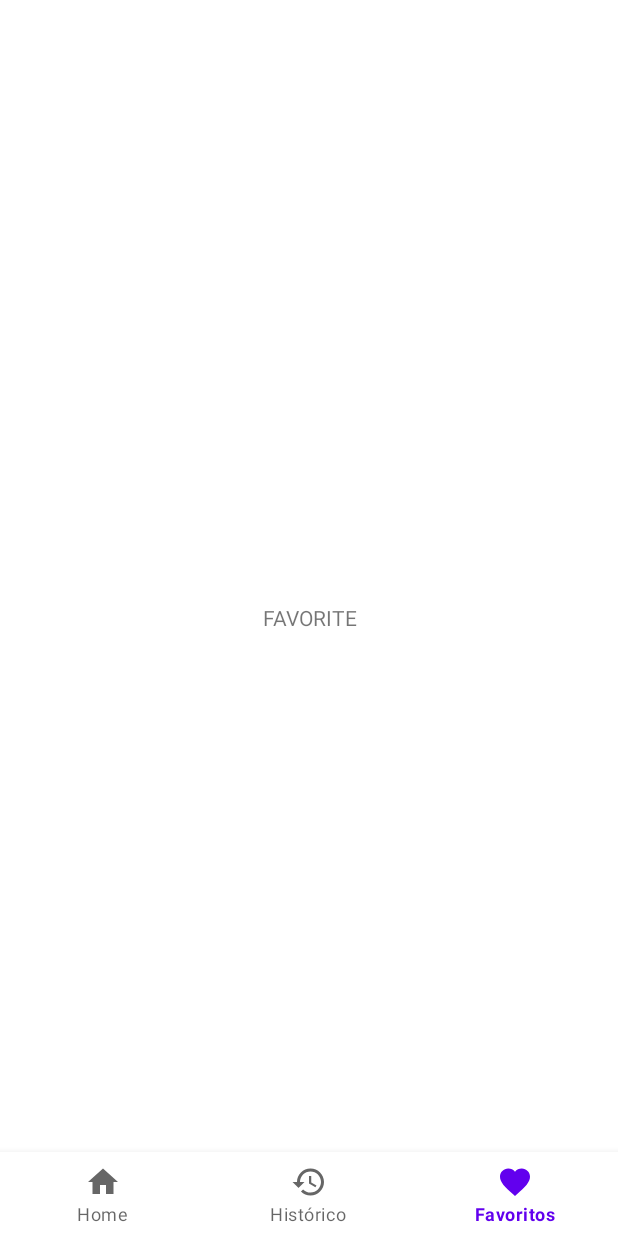
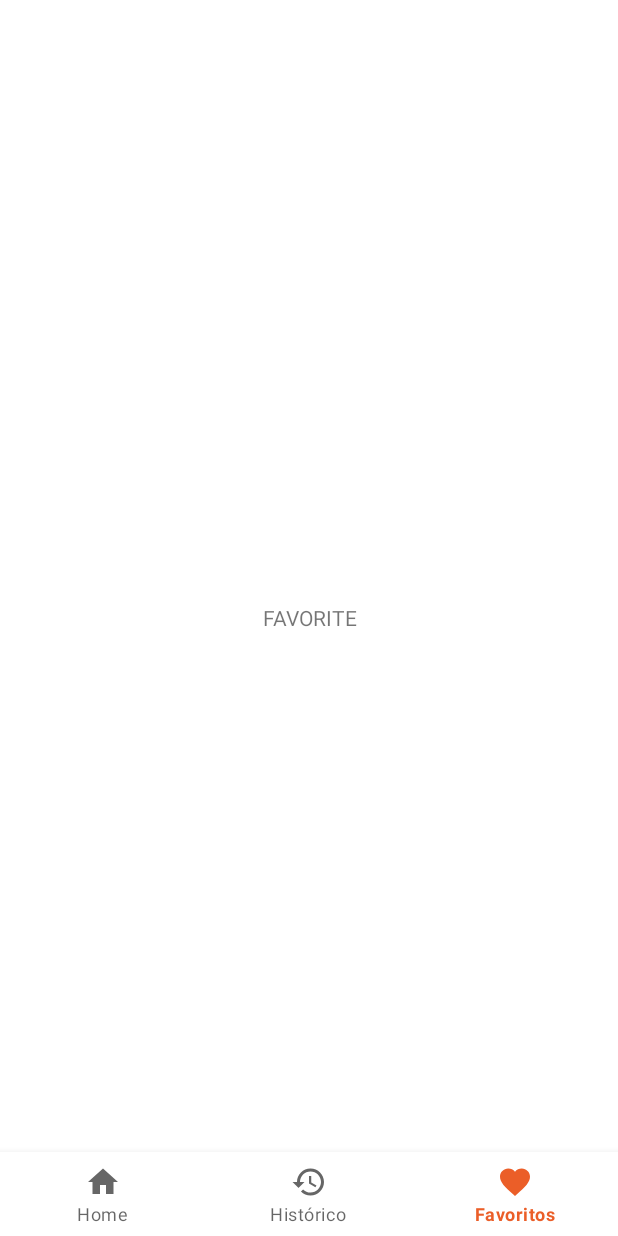
Before and after one commit to Kdiaseng/gas-check-android, an Android app: the screen it shows after launch (MainActivity), item 3 of the bottom bar chosen, on a phone screen of 412 x 824 dp. Run offline under Robolectric (Android 15) with nearby library versions, the phone set to English and light mode, and no system bars; our stand-ins replace navigation-ui; libraries missing offline, so code that uses them is left out: com.github.mikephil.charting; 20 statements that could not run were skipped.

Commit message:
style: set palette colors

```diff
--- a/app/src/main/res/layout/activity_main.xml
+++ b/app/src/main/res/layout/activity_main.xml
@@ -23,6 +23,8 @@
         android:id="@+id/bottom_navigation"
         android:layout_width="match_parent"
         android:layout_height="wrap_content"
+        android:backgroundTint="@color/white"
+        android:elevation="10dp"
         app:layout_constraintBottom_toBottomOf="parent"
         app:layout_constraintEnd_toEndOf="parent"
         app:layout_constraintStart_toStartOf="parent"
--- a/app/src/main/res/values/colors.xml
+++ b/app/src/main/res/values/colors.xml
@@ -8,4 +8,23 @@
     <color name="black">#FF000000</color>
     <color name="white">#FFFFFFFF</color>
     <color name="white_10">#F7F4F4</color>
+
+    <color name="bone">#CCC7B9</color>
+    <color name="nyanza">#EAF9D9</color>
+    <color name="dutch">#E2D4BA</color>
+    <color name="blast">#AF7A6D</color>
+    <color name="catawba">#653239</color>
+
+    <color name="floral">#FFFCF2</color>
+    <color name="pale">#CCC5B9</color>
+    <color name="black_olive">#403D39</color>
+    <color name="eerie_black">#252422</color>
+    <color name="flame">#EB5E28</color>
+
+    <color name="green_10">#206A5D</color>
+    <color name="green_light">#81B214</color>
+    <color name="yellow">#FFCC29</color>
+    <color name="orange">#F58634</color>
+
+
 </resources>
--- a/app/src/main/res/values/themes.xml
+++ b/app/src/main/res/values/themes.xml
@@ -2,12 +2,12 @@
     <!-- Base application theme. -->
     <style name="Theme.GasCheck" parent="Theme.MaterialComponents.DayNight.NoActionBar">
         <!-- Primary brand color. -->
-        <item name="colorPrimary">@color/purple_500</item>
-        <item name="colorPrimaryVariant">@color/purple_700</item>
-        <item name="colorOnPrimary">@color/white</item>
+        <item name="colorPrimary">@color/flame</item>
+        <item name="colorPrimaryVariant">@color/catawba</item>
+        <item name="colorOnPrimary">@color/bone</item>
         <!-- Secondary brand color. -->
-        <item name="colorSecondary">@color/teal_200</item>
-        <item name="colorSecondaryVariant">@color/teal_700</item>
+        <item name="colorSecondary">@color/flame</item>
+        <item name="colorSecondaryVariant">@color/yellow</item>
         <item name="colorOnSecondary">@color/black</item>
         <!-- Status bar color. -->
         <item name="android:statusBarColor" tools:targetApi="l">?attr/colorPrimaryVariant</item>
```
Also changed, not shown: app/src/main/java/br/com/gascheck/ui/home/HomeFragment.kt (+4 -4 lines), app/src/main/res/layout/fragment_home.xml (+6 -2 lines).
